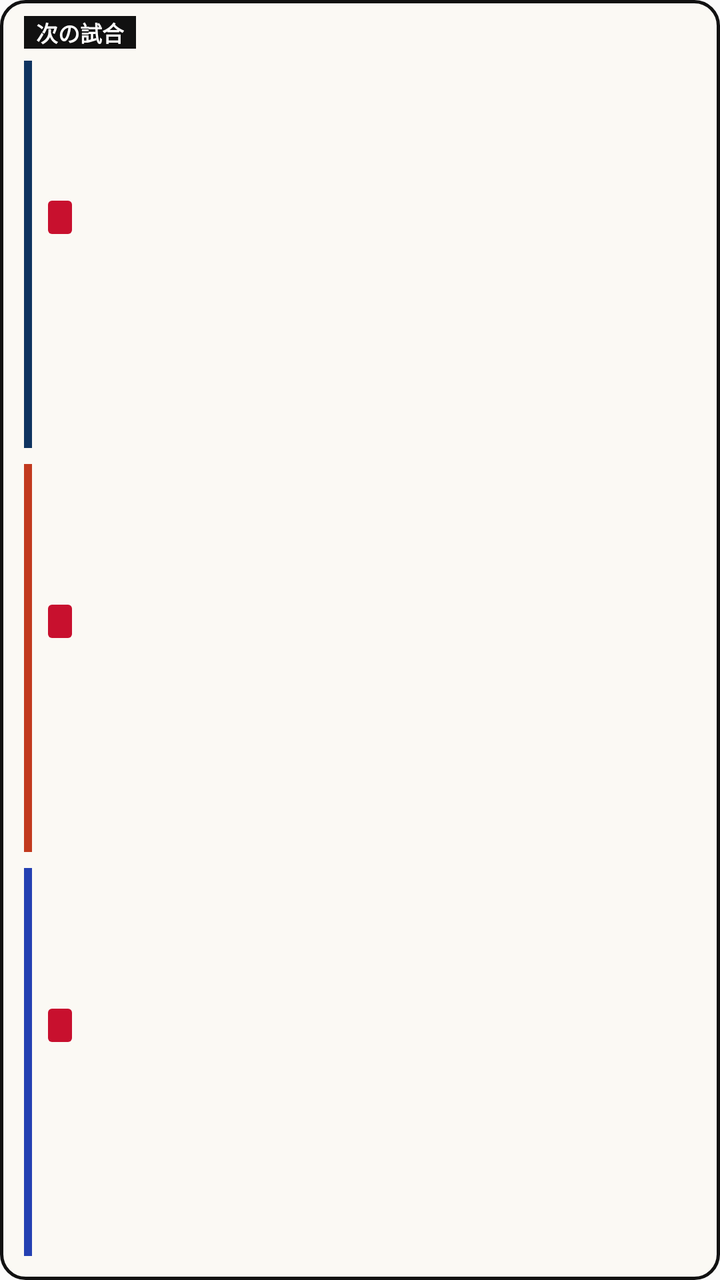
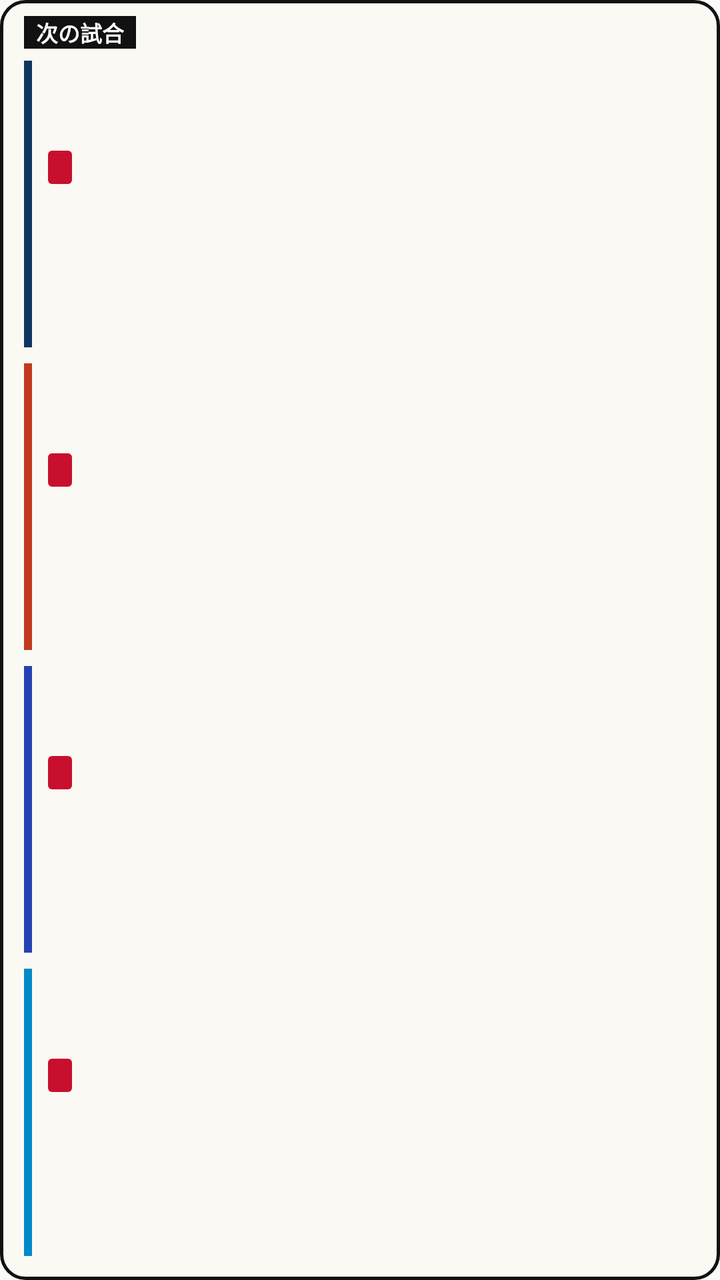

Compare the two renders of this Android layout. The source of the first and the diff that turns it into the second are given below.
<!-- AndroidManifest.xml: application theme Theme.FukuiTeamsApp -->
<!-- res/layout/widget_next_game.xml -->
<?xml version="1.0" encoding="utf-8"?>
<LinearLayout xmlns:android="http://schemas.android.com/apk/res/android"
    android:id="@+id/widget_root"
    android:layout_width="match_parent"
    android:layout_height="match_parent"
    android:background="@drawable/widget_bg"
    android:orientation="vertical"
    android:paddingStart="12dp"
    android:paddingTop="8dp"
    android:paddingEnd="12dp"
    android:paddingBottom="8dp">

    <TextView
        android:layout_width="wrap_content"
        android:layout_height="wrap_content"
        android:layout_marginBottom="2dp"
        android:background="#111111"
        android:paddingStart="6dp"
        android:paddingEnd="6dp"
        android:text="次の試合"
        android:textColor="#FFFFFF"
        android:textSize="11sp"
        android:textStyle="bold" />

    <LinearLayout
        android:id="@+id/row_b"
        android:layout_width="match_parent"
        android:layout_height="0dp"
        android:layout_weight="1"
        android:gravity="center_vertical"
        android:orientation="horizontal">

        <TextView
            android:id="@+id/bar_b"
            android:layout_width="4dp"
            android:layout_height="match_parent"
            android:layout_marginTop="4dp"
            android:layout_marginBottom="4dp"
            android:background="#0F3460" />

        <LinearLayout
            android:layout_width="0dp"
            android:layout_height="wrap_content"
            android:layout_marginStart="8dp"
            android:layout_weight="1"
            android:orientation="vertical">

            
            <LinearLayout
                android:layout_width="match_parent"
                android:layout_height="wrap_content"
                android:gravity="center_vertical"
                android:orientation="horizontal">

                <TextView
                    android:id="@+id/homeaway_b"
                    android:layout_width="wrap_content"
                    android:layout_height="wrap_content"
                    android:layout_marginEnd="6dp"
                    android:background="@drawable/widget_home_bg"
                    android:maxLines="1"
                    android:paddingStart="6dp"
                    android:paddingTop="1dp"
                    android:paddingEnd="6dp"
                    android:paddingBottom="1dp"
                    android:singleLine="true"
                    android:textColor="#FFFFFF"
                    android:textSize="11sp"
                    android:textStyle="bold" />

                <TextView
                    android:id="@+id/team_b"
                    android:layout_width="0dp"
                    android:layout_height="wrap_content"
                    android:layout_weight="1"
                    android:ellipsize="end"
                    android:maxLines="1"
                    android:singleLine="true"
                    android:textSize="12sp"
                    android:textStyle="bold" />

                <TextView
                    android:id="@+id/invite_b"
                    android:layout_width="wrap_content"
                    android:layout_height="wrap_content"
                    android:layout_marginStart="6dp"
                    android:singleLine="true"
                    android:text="招待あり"
                    android:textColor="#C8102E"
                    android:textSize="11sp"
                    android:textStyle="bold"
                    android:visibility="gone" />
            </LinearLayout>

            
            <TextView
                android:id="@+id/date_b"
                android:layout_width="match_parent"
                android:layout_height="wrap_content"
                android:ellipsize="end"
                android:fontFamily="serif"
                android:singleLine="true"
                android:textColor="#111111"
                android:textSize="15sp"
                android:textStyle="bold" />

            
            <TextView
                android:id="@+id/opp_b"
                android:layout_width="match_parent"
                android:layout_height="wrap_content"
                android:ellipsize="end"
                android:singleLine="true"
                android:textColor="#55504A"
                android:textSize="12sp" />
        </LinearLayout>
    </LinearLayout>

    <LinearLayout
        android:id="@+id/row_r"
        android:layout_width="match_parent"
        android:layout_height="0dp"
        android:layout_weight="1"
        android:gravity="center_vertical"
        android:orientation="horizontal">

        <TextView
            android:id="@+id/bar_r"
            android:layout_width="4dp"
            android:layout_height="match_parent"
            android:layout_marginTop="4dp"
            android:layout_marginBottom="4dp"
            android:background="#C23A1F" />

        <LinearLayout
            android:layout_width="0dp"
            android:layout_height="wrap_content"
            android:layout_marginStart="8dp"
            android:layout_weight="1"
            android:orientation="vertical">

            
            <LinearLayout
                android:layout_width="match_parent"
                android:layout_height="wrap_content"
                android:gravity="center_vertical"
                android:orientation="horizontal">

                <TextView
                    android:id="@+id/homeaway_r"
                    android:layout_width="wrap_content"
                    android:layout_height="wrap_content"
                    android:layout_marginEnd="6dp"
                    android:background="@drawable/widget_home_bg"
                    android:maxLines="1"
                    android:paddingStart="6dp"
                    android:paddingTop="1dp"
                    android:paddingEnd="6dp"
                    android:paddingBottom="1dp"
                    android:singleLine="true"
                    android:textColor="#FFFFFF"
                    android:textSize="11sp"
                    android:textStyle="bold" />

                <TextView
                    android:id="@+id/team_r"
                    android:layout_width="0dp"
                    android:layout_height="wrap_content"
                    android:layout_weight="1"
                    android:ellipsize="end"
                    android:maxLines="1"
                    android:singleLine="true"
                    android:textSize="12sp"
                    android:textStyle="bold" />

                <TextView
                    android:id="@+id/invite_r"
                    android:layout_width="wrap_content"
                    android:layout_height="wrap_content"
                    android:layout_marginStart="6dp"
                    android:singleLine="true"
                    android:text="招待あり"
                    android:textColor="#C8102E"
                    android:textSize="11sp"
                    android:textStyle="bold"
                    android:visibility="gone" />
            </LinearLayout>

            
            <TextView
                android:id="@+id/date_r"
                android:layout_width="match_parent"
                android:layout_height="wrap_content"
                android:ellipsize="end"
                android:fontFamily="serif"
                android:singleLine="true"
                android:textColor="#111111"
                android:textSize="15sp"
                android:textStyle="bold" />

            
            <TextView
                android:id="@+id/opp_r"
                android:layout_width="match_parent"
                android:layout_height="wrap_content"
                android:ellipsize="end"
                android:singleLine="true"
                android:textColor="#55504A"
                android:textSize="12sp" />
        </LinearLayout>
    </LinearLayout>

    <LinearLayout
        android:id="@+id/row_u"
        android:layout_width="match_parent"
        android:layout_height="0dp"
        android:layout_weight="1"
        android:gravity="center_vertical"
        android:orientation="horizontal">

        <TextView
            android:id="@+id/bar_u"
            android:layout_width="4dp"
            android:layout_height="match_parent"
            android:layout_marginTop="4dp"
            android:layout_marginBottom="4dp"
            android:background="#2541B2" />

        <LinearLayout
            android:layout_width="0dp"
            android:layout_height="wrap_content"
            android:layout_marginStart="8dp"
            android:layout_weight="1"
            android:orientation="vertical">

            
            <LinearLayout
                android:layout_width="match_parent"
                android:layout_height="wrap_content"
                android:gravity="center_vertical"
                android:orientation="horizontal">

                <TextView
                    android:id="@+id/homeaway_u"
                    android:layout_width="wrap_content"
                    android:layout_height="wrap_content"
                    android:layout_marginEnd="6dp"
                    android:background="@drawable/widget_home_bg"
                    android:maxLines="1"
                    android:paddingStart="6dp"
                    android:paddingTop="1dp"
                    android:paddingEnd="6dp"
                    android:paddingBottom="1dp"
                    android:singleLine="true"
                    android:textColor="#FFFFFF"
                    android:textSize="11sp"
                    android:textStyle="bold" />

                <TextView
                    android:id="@+id/team_u"
                    android:layout_width="0dp"
                    android:layout_height="wrap_content"
                    android:layout_weight="1"
                    android:ellipsize="end"
                    android:maxLines="1"
                    android:singleLine="true"
                    android:textSize="12sp"
                    android:textStyle="bold" />

                <TextView
                    android:id="@+id/invite_u"
                    android:layout_width="wrap_content"
                    android:layout_height="wrap_content"
                    android:layout_marginStart="6dp"
                    android:singleLine="true"
                    android:text="招待あり"
                    android:textColor="#C8102E"
                    android:textSize="11sp"
                    android:textStyle="bold"
                    android:visibility="gone" />
            </LinearLayout>

            
            <TextView
                android:id="@+id/date_u"
                android:layout_width="match_parent"
                android:layout_height="wrap_content"
                android:ellipsize="end"
                android:fontFamily="serif"
                android:singleLine="true"
                android:textColor="#111111"
                android:textSize="15sp"
                android:textStyle="bold" />

            
            <TextView
                android:id="@+id/opp_u"
                android:layout_width="match_parent"
                android:layout_height="wrap_content"
                android:ellipsize="end"
                android:singleLine="true"
                android:textColor="#55504A"
                android:textSize="12sp" />
        </LinearLayout>
    </LinearLayout>
</LinearLayout>
<!-- resources referenced by this layout -->
<resources>
  <!-- drawable widget_bg (drawable) -->
  <?xml version="1.0" encoding="utf-8"?>
  <shape xmlns:android="http://schemas.android.com/apk/res/android" android:shape="rectangle">
      <solid android:color="#FBF9F4" />
      <stroke android:width="1.5dp" android:color="#111111" />
      <corners android:radius="12dp" />
  </shape>
  <!-- drawable widget_home_bg (drawable) -->
  <?xml version="1.0" encoding="utf-8"?>
  <shape xmlns:android="http://schemas.android.com/apk/res/android" android:shape="rectangle">
      <solid android:color="#C8102E" />
      <corners android:radius="2dp" />
  </shape>
  <style name="Theme.FukuiTeamsApp" parent="android:Theme.Material.Light.NoActionBar" />
</resources>

<!-- the commit's change to res/layout/widget_next_game.xml (unified diff, before → after) -->
@@ -303,4 +303,98 @@
                 android:textSize="12sp" />
         </LinearLayout>
     </LinearLayout>
+
+    <LinearLayout
+        android:id="@+id/row_t"
+        android:layout_width="match_parent"
+        android:layout_height="0dp"
+        android:layout_weight="1"
+        android:gravity="center_vertical"
+        android:orientation="horizontal">
+
+        <TextView
+            android:id="@+id/bar_t"
+            android:layout_width="4dp"
+            android:layout_height="match_parent"
+            android:layout_marginTop="4dp"
+            android:layout_marginBottom="4dp"
+            android:background="#0089C8" />
+
+        <LinearLayout
+            android:layout_width="0dp"
+            android:layout_height="wrap_content"
+            android:layout_marginStart="8dp"
+            android:layout_weight="1"
+            android:orientation="vertical">
+
+            
+            <LinearLayout
+                android:layout_width="match_parent"
+                android:layout_height="wrap_content"
+                android:gravity="center_vertical"
+                android:orientation="horizontal">
+
+                <TextView
+                    android:id="@+id/homeaway_t"
+                    android:layout_width="wrap_content"
+                    android:layout_height="wrap_content"
+                    android:layout_marginEnd="6dp"
+                    android:background="@drawable/widget_home_bg"
+                    android:maxLines="1"
+                    android:paddingStart="6dp"
+                    android:paddingTop="1dp"
+                    android:paddingEnd="6dp"
+                    android:paddingBottom="1dp"
+                    android:singleLine="true"
+                    android:textColor="#FFFFFF"
+                    android:textSize="11sp"
+                    android:textStyle="bold" />
+
+                <TextView
+                    android:id="@+id/team_t"
+                    android:layout_width="0dp"
+                    android:layout_height="wrap_content"
+                    android:layout_weight="1"
+                    android:ellipsize="end"
+                    android:maxLines="1"
+                    android:singleLine="true"
+                    android:textSize="12sp"
+                    android:textStyle="bold" />
+
+                <TextView
+                    android:id="@+id/invite_t"
+                    android:layout_width="wrap_content"
+                    android:layout_height="wrap_content"
+                    android:layout_marginStart="6dp"
+                    android:singleLine="true"
+                    android:text="招待あり"
+                    android:textColor="#C8102E"
+                    android:textSize="11sp"
+                    android:textStyle="bold"
+                    android:visibility="gone" />
+            </LinearLayout>
+
+            
+            <TextView
+                android:id="@+id/date_t"
+                android:layout_width="match_parent"
+                android:layout_height="wrap_content"
+                android:ellipsize="end"
+                android:fontFamily="serif"
+                android:singleLine="true"
+                android:textColor="#111111"
+                android:textSize="15sp"
+                android:textStyle="bold" />
+
+            
+            <TextView
+                android:id="@+id/opp_t"
+                android:layout_width="match_parent"
+                android:layout_height="wrap_content"
+                android:ellipsize="end"
+                android:singleLine="true"
+                android:textColor="#55504A"
+                android:textSize="12sp" />
+        </LinearLayout>
+    </LinearLayout>
 </LinearLayout>
